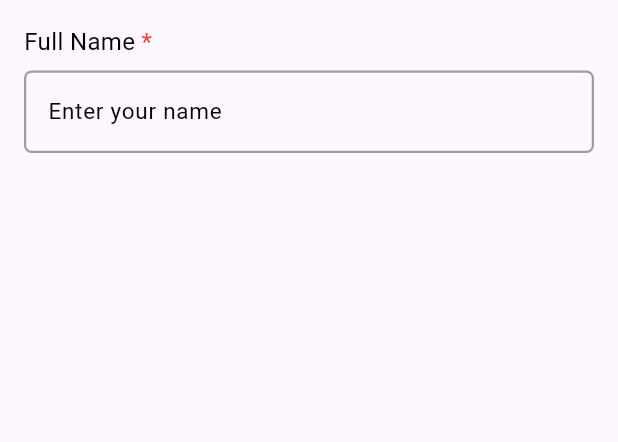
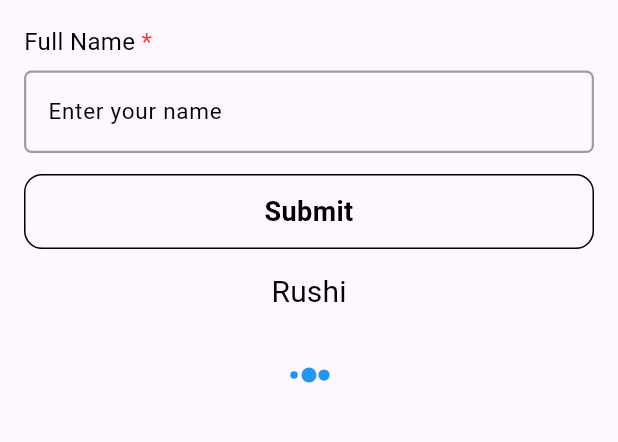
Before and after one commit to rushikeshdhumane/custom_feild_box, a Flutter app: the screen it shows after launch, on a phone screen of 412 x 824 dp, the part 84-526 px from its top. Run offline on Flutter 3.47's test engine with Material 3 defaults, Android fonts, the phone set to English and light mode, and no system bars; drawn by our look-alikes of loading_indicator; Roboto replaces fonts that are missing (NunitoSansRegular).

Commit message:
Updated plugin to version 0.0.3 with new widgets: CustomLoader, CustomText, CustomButton.

```diff
--- a/example/lib/main.dart
+++ b/example/lib/main.dart
@@ -92,6 +92,31 @@ class _MyHomePageState extends State<MyHomePage> {
                   },
                 ),
 
+                Padding(
+                  padding: const EdgeInsets.only(top:14.0),
+                  child: CustomButton(
+                    onPressed: () {
+                      // print("Button Pressed");
+                    },
+                    buttonTextValue: "Submit",
+                    isButtonDisabled: false,
+                    buttonTextFont: 'NunitoSansRegular',
+                  ),
+                ),
+
+                const Padding(
+                  padding: EdgeInsets.only(top: 14.0),
+                  child: CustomText(
+                      text: 'Rushi',
+                     textAlign: TextAlign.left,
+                  ),
+                ),
+
+                const Padding(
+                  padding: EdgeInsets.only(top: 14.0),
+                  child: CustomLoader(),
+                ),
+
               ],
             ),
           ),
--- a/lib/custom_feild_box.dart
+++ b/lib/custom_feild_box.dart
@@ -1,120 +1,6 @@
 library custom_field_box;
 
-import 'package:flutter/cupertino.dart';
-import 'package:flutter/material.dart';
-import 'package:flutter/services.dart';
-
-class CustomFieldBox extends StatelessWidget {
-  final String? label;
-  final String? inputValue;
-  final String? errorText;
-  final Function(String)? onChanged;
-  final String? Function(String?)? validator;
-  final bool obscureText;
-  final Widget? suffixIcon;
-  final Widget? prefixIcon;
-  final TextInputType? keyboardType;
-  final Iterable<String>? autofillHints;
-  final List<TextInputFormatter>? inputFormatters;
-  final int maxLines;
-  final TextEditingController? controller;
-  final bool readOnly;
-  final void Function()? onTap;
-  final String? initialValue;
-  final AutovalidateMode? autovalidateMode;
-  final TextCapitalization textCapitalization;
-
-  const CustomFieldBox({
-    Key? key,
-    this.label,
-    this.inputValue,
-    this.onChanged,
-    this.errorText,
-    this.validator,
-    this.suffixIcon,
-    this.prefixIcon,
-    this.initialValue,
-    this.keyboardType,
-    this.autofillHints,
-    this.inputFormatters,
-    this.obscureText = false,
-    this.maxLines = 1,
-    this.controller,
-    this.readOnly = false,
-    this.onTap,
-    this.autovalidateMode,
-    this.textCapitalization = TextCapitalization.none,
-  }) : super(key: key);
-
-  @override
-  Widget build(BuildContext context) {
-    return Column(
-      crossAxisAlignment: CrossAxisAlignment.start,
-      children: [
-        if (label != null) ...[
-          Row(
-            children: [
-              Text(
-                label!,
-                style: const TextStyle(
-                    color: Colors.black,
-                    fontSize: 16,
-                    fontWeight: FontWeight.w400),
-              ),
-              const Text(
-                " *",
-                style: TextStyle(
-                    color: Colors.red,
-
-                    fontSize: 16,
-                    fontWeight: FontWeight.w400),
-              ),
-            ],
-          ),
-          const SizedBox(height: 8),
-        ],
-        TextFormField(
-          autovalidateMode: autovalidateMode,
-          readOnly: readOnly,
-          onTap: onTap,
-          onChanged: onChanged,
-          validator: validator,
-          keyboardType: keyboardType,
-          obscureText: obscureText,
-          autofillHints: autofillHints,
-          inputFormatters: inputFormatters,
-          maxLines: maxLines,
-          controller: controller,
-          initialValue: controller == null ? initialValue : null,
-          textCapitalization: textCapitalization,
-          style: const TextStyle(color: Colors.black, fontSize: 15),
-          decoration: InputDecoration(
-            prefixIcon: prefixIcon,
-            suffixIcon: suffixIcon,
-            fillColor: Colors.transparent,
-            filled: true,
-            errorText: errorText,
-            hintText: inputValue,
-            hintStyle: const TextStyle(color: Colors.black, fontSize: 15),
-            border: OutlineInputBorder(
-              borderSide: const BorderSide(color: Colors.grey, width: 1.5),
-              borderRadius: BorderRadius.circular(5),
-            ),
-            focusedBorder: OutlineInputBorder(
-              borderSide: const BorderSide(color: Colors.grey, width: 1.5),
-              borderRadius: BorderRadius.circular(5),
-            ),
-            enabledBorder: OutlineInputBorder(
-              borderSide: const BorderSide(color: Colors.grey, width: 1.5),
-              borderRadius: BorderRadius.circular(5),
-            ),
-            errorBorder: OutlineInputBorder(
-              borderSide: BorderSide(color: Colors.red.shade900, width: 1.5),
-              borderRadius: BorderRadius.circular(5),
-            ),
-          ),
-        ),
-      ],
-    );
-  }
-}
+export 'src/custom_field_box.dart';
+export 'src/custom_button.dart';
+export 'src/custom_text.dart';
+export 'src/custom_loader.dart';
--- /dev/null
+++ b/lib/src/custom_button.dart
@@ -0,0 +1,68 @@
+import 'package:flutter/material.dart';
+
+class CustomButton extends StatefulWidget {
+  final Function? onPressed;
+  final String buttonTextValue;
+  final String buttonTextFont;
+  final bool isButtonDisabled;
+
+  const CustomButton({
+    Key? key,
+    required this.onPressed,
+    required this.buttonTextValue,
+    required this.buttonTextFont,
+    this.isButtonDisabled = false, // Default value is false
+  }) : super(key: key);
+
+  @override
+  _CustomButtonState createState() => _CustomButtonState();
+}
+
+class _CustomButtonState extends State<CustomButton> {
+  @override
+  Widget build(BuildContext context) {
+    return Opacity(
+      opacity: widget.isButtonDisabled ? 0.6 : 1.0, // Reduce opacity when button is disabled
+      child: InkWell(
+        onTap:  () {
+          if (widget.onPressed != null) {
+            widget.onPressed!();
+          }
+        },
+        child: Container(
+          height: 50,
+          decoration: BoxDecoration(
+            border: Border.all(
+              color: Colors.black,
+            ),
+            color: Colors.transparent,
+            borderRadius: const BorderRadius.all(Radius.circular(12)),
+          ),
+          child: widget.isButtonDisabled
+              ? const Center(
+            child: SizedBox(
+              width: 20,
+              height: 20,
+              child: CircularProgressIndicator(
+                color: Colors.blue,
+                strokeWidth: 2,
+              ),
+            ),
+          )
+              : Center(
+            child: Text(
+              widget.buttonTextValue,
+              style: TextStyle(
+                fontSize: 18,
+                fontWeight: FontWeight.w600,
+                color: Colors.black,
+                fontFamily: widget.buttonTextFont, // Ensure font family is set correctly
+              ),
+              textAlign: TextAlign.center,
+            ),
+          ),
+        ),
+      ),
+    );
+  }
+}
--- /dev/null
+++ b/lib/src/custom_field_box.dart
@@ -0,0 +1,116 @@
+import 'package:flutter/material.dart';
+import 'package:flutter/services.dart';
+
+class CustomFieldBox extends StatelessWidget {
+  final String? label;
+  final String? inputValue;
+  final String? errorText;
+  final Function(String)? onChanged;
+  final String? Function(String?)? validator;
+  final bool obscureText;
+  final Widget? suffixIcon;
+  final Widget? prefixIcon;
+  final TextInputType? keyboardType;
+  final Iterable<String>? autofillHints;
+  final List<TextInputFormatter>? inputFormatters;
+  final int maxLines;
+  final TextEditingController? controller;
+  final bool readOnly;
+  final void Function()? onTap;
+  final String? initialValue;
+  final AutovalidateMode? autovalidateMode;
+  final TextCapitalization textCapitalization;
+
+  const CustomFieldBox({
+    Key? key,
+    this.label,
+    this.inputValue,
+    this.onChanged,
+    this.errorText,
+    this.validator,
+    this.suffixIcon,
+    this.prefixIcon,
+    this.initialValue,
+    this.keyboardType,
+    this.autofillHints,
+    this.inputFormatters,
+    this.obscureText = false,
+    this.maxLines = 1,
+    this.controller,
+    this.readOnly = false,
+    this.onTap,
+    this.autovalidateMode,
+    this.textCapitalization = TextCapitalization.none,
+  }) : super(key: key);
+
+  @override
+  Widget build(BuildContext context) {
+    return Column(
+      crossAxisAlignment: CrossAxisAlignment.start,
+      children: [
+        if (label != null) ...[
+          Row(
+            children: [
+              Text(
+                label!,
+                style: const TextStyle(
+                    color: Colors.black,
+                    fontSize: 16,
+                    fontWeight: FontWeight.w400),
+              ),
+              const Text(
+                " *",
+                style: TextStyle(
+                    color: Colors.red,
+                    fontSize: 16,
+                    fontWeight: FontWeight.w400),
+              ),
+            ],
+          ),
+          const SizedBox(height: 8),
+        ],
+        TextFormField(
+          autovalidateMode: autovalidateMode,
+          readOnly: readOnly,
+          onTap: onTap,
+          onChanged: onChanged,
+          validator: validator,
+          keyboardType: keyboardType,
+          obscureText: obscureText,
+          autofillHints: autofillHints,
+          inputFormatters: inputFormatters,
+          maxLines: maxLines,
+          controller: controller,
+          initialValue: controller == null ? initialValue : null,
+          textCapitalization: textCapitalization,
+          style: const TextStyle(color: Colors.black, fontSize: 15),
+          decoration: InputDecoration(
+            prefixIcon: prefixIcon,
+            suffixIcon: suffixIcon,
+            fillColor: Colors.transparent,
+            filled: true,
+            errorText: errorText,
+            hintText: inputValue,
+            hintStyle: const TextStyle(color: Colors.black, fontSize: 15),
+            border: OutlineInputBorder(
+              borderSide: const BorderSide(color: Colors.grey, width: 1.5),
+              borderRadius: BorderRadius.circular(5),
+            ),
+            focusedBorder: OutlineInputBorder(
+              borderSide: const BorderSide(color: Colors.grey, width: 1.5),
+              borderRadius: BorderRadius.circular(5),
+            ),
+            enabledBorder: OutlineInputBorder(
+              borderSide: const BorderSide(color: Colors.grey, width: 1.5),
+              borderRadius: BorderRadius.circular(5),
+            ),
+            errorBorder: OutlineInputBorder(
+              borderSide: BorderSide(color: Colors.red.shade900, width: 1.5),
+              borderRadius: BorderRadius.circular(5),
+            ),
+          ),
+        ),
+      ],
+    );
+  }
+}
--- /dev/null
+++ b/lib/src/custom_loader.dart
@@ -0,0 +1,32 @@
+import 'package:flutter/cupertino.dart';
+import 'package:flutter/material.dart';
+import 'package:loading_indicator/loading_indicator.dart';
+
+class CustomLoader extends StatelessWidget{
+
+  const CustomLoader({Key? key}) : super(key: key);
+
+  @override
+  Widget build(BuildContext context) {
+    // TODO: implement build
+    return const Padding(
+        padding: EdgeInsets.all(8.0),
+        child: SizedBox(
+          width: double.infinity,
+          child: Center(
+              child: SizedBox(
+                width: 40,
+                height: 40,
+                child: LoadingIndicator(
+                  indicatorType: Indicator.ballPulse,
+                  colors: [
+                    Colors.blue,
+                  ],
+                ),
+              )
+          ),
+        )
+    );
+  }
+
+}
--- /dev/null
+++ b/lib/src/custom_text.dart
@@ -0,0 +1,74 @@
+import 'package:flutter/material.dart';
+
+class CustomTextBold extends StatelessWidget {
+  final String text;
+  final Color? textColour;
+  final double? textSize;
+  final TextAlign? textAlign;
+  final double? lineHeight;
+  final FontWeight? fontWeight;
+  final String? textFontFamily;
+
+  const CustomTextBold({
+    Key? key,
+    required this.text,
+    this.textColour,
+    this.textSize,
+    this.textAlign,
+    this.lineHeight,
+    this.fontWeight,
+    this.textFontFamily = "NunitoSansSemiBold",
+  }) : super(key: key);
+
+  @override
+  Widget build(BuildContext context) {
+    return Text(
+      text,
+      textAlign: textAlign ?? TextAlign.start,
+      style: TextStyle(
+        fontFamily: textFontFamily,
+        fontSize: 20,
+        color: Colors.grey,
+        fontWeight: FontWeight.w500,
+        height: lineHeight,
+      ),
+    );
+  }
+}
+
+class CustomText extends StatelessWidget {
+  final String text;
+  final Color? textColour;
+  final double? textSize;
+  final TextAlign? textAlign;
+  final double? lineHeight;
+  final FontWeight? fontWeight;
+  final String? textFontFamily;
+
+  const CustomText({
+    Key? key,
+    required this.text,
+    this.textColour,
+    this.textSize,
+    this.textAlign,
+    this.fontWeight,
+    this.lineHeight,
+    this.textFontFamily = "NunitoSansRegular",
+  }) : super(key: key);
+
+  @override
+  Widget build(BuildContext context) {
+    return Text(
+      text,
+      textAlign: textAlign ?? TextAlign.start,
+      style: TextStyle(
+        height: 1.4,
+        fontFamily: textFontFamily,
+        fontSize: 20,
+        color: Colors.black,
+        fontWeight: FontWeight.w400,
+        letterSpacing: 0.1,
+      ),
+    );
+  }
+}
--- a/pubspec.yaml
+++ b/pubspec.yaml
@@ -1,6 +1,6 @@
 name: custom_feild_box
 description: "A flutter plugin for custom feild box"
-version: 0.0.2
+version: 0.0.3
 homepage: https://github.com/rushikeshdhumane/custom_feild_box.git
 
 environment:
@@ -10,6 +10,7 @@ environment:
 dependencies:
   flutter:
     sdk: flutter
+  loading_indicator: ^3.1.0
 
 dev_dependencies:
   flutter_test:
```
Also changed, not shown: example/pubspec.lock, pubspec.lock, 1 other file.
